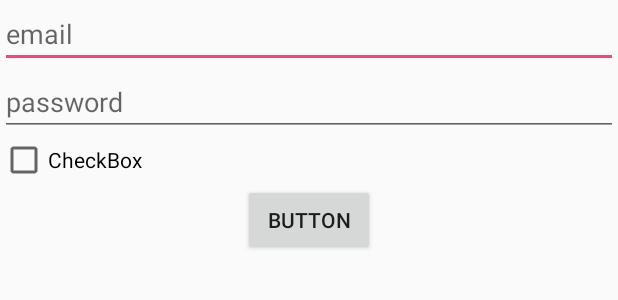
After one commit to mrahimov/Unit04, an Android app: the layout activity_login.xml on its own in the app's theme, with its tools: preview values and no code run, on a phone screen of 412 x 824 dp. The commit adds this screen. Shown: the top 300 px of the screen. Run offline under Robolectric (Android 15) with nearby library versions, the phone set to English and light mode, and no system bars.

Commit message:
added part02

```diff
--- a/app/src/main/AndroidManifest.xml
+++ b/app/src/main/AndroidManifest.xml
@@ -16,6 +16,8 @@
                 <category android:name="android.intent.category.LAUNCHER" />
             </intent-filter>
         </activity>
+        <activity android:name=".LoginActivity" />
+        <activity android:name=".ListActivity"></activity>
     </application>
 
 </manifest>
--- /dev/null
+++ b/app/src/main/res/layout/activity_login.xml
@@ -0,0 +1,39 @@
+<?xml version="1.0" encoding="utf-8"?>
+<LinearLayout
+    xmlns:android="http://schemas.android.com/apk/res/android"
+    xmlns:app="http://schemas.android.com/apk/res-auto"
+    xmlns:tools="http://schemas.android.com/tools"
+    android:layout_width="match_parent"
+    android:layout_height="match_parent"
+    android:orientation="vertical"
+    tools:context="nyc.c4q.loopactivity.LoginActivity">
+
+    <EditText
+        android:id="@+id/email"
+        android:hint="email"
+        android:layout_width="match_parent"
+        android:layout_height="wrap_content" />
+    <EditText
+        android:id="@+id/password"
+        android:hint="password"
+        android:layout_width="match_parent"
+        android:layout_height="wrap_content" />
+    <CheckBox
+        android:id="@+id/checkBox"
+        android:layout_width="wrap_content"
+        android:layout_height="wrap_content"
+        android:text="CheckBox"
+        tools:layout_editor_absoluteX="141dp"
+        tools:layout_editor_absoluteY="254dp" />
+
+    <Button
+        android:id="@+id/login_button"
+        android:layout_width="wrap_content"
+        android:layout_height="wrap_content"
+        android:layout_gravity="center"
+        android:text="Button"
+        tools:layout_editor_absoluteX="148dp"
+        tools:layout_editor_absoluteY="328dp" />
+
+
+</LinearLayout>
```
Also changed, not shown: app/src/main/java/nyc/c4q/loopactivity/ListActivity.java (added, +13 -0 lines), app/src/main/java/nyc/c4q/loopactivity/LoginActivity.java (+54 -4 lines), app/src/main/res/layout/activity_list.xml (added, +9 -0 lines).
